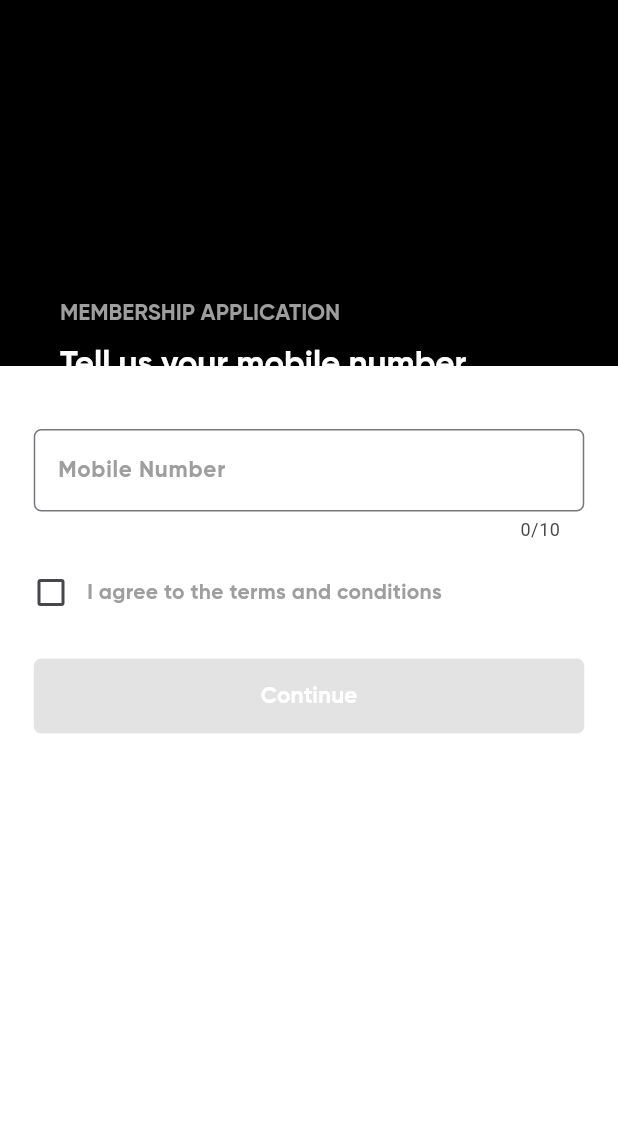
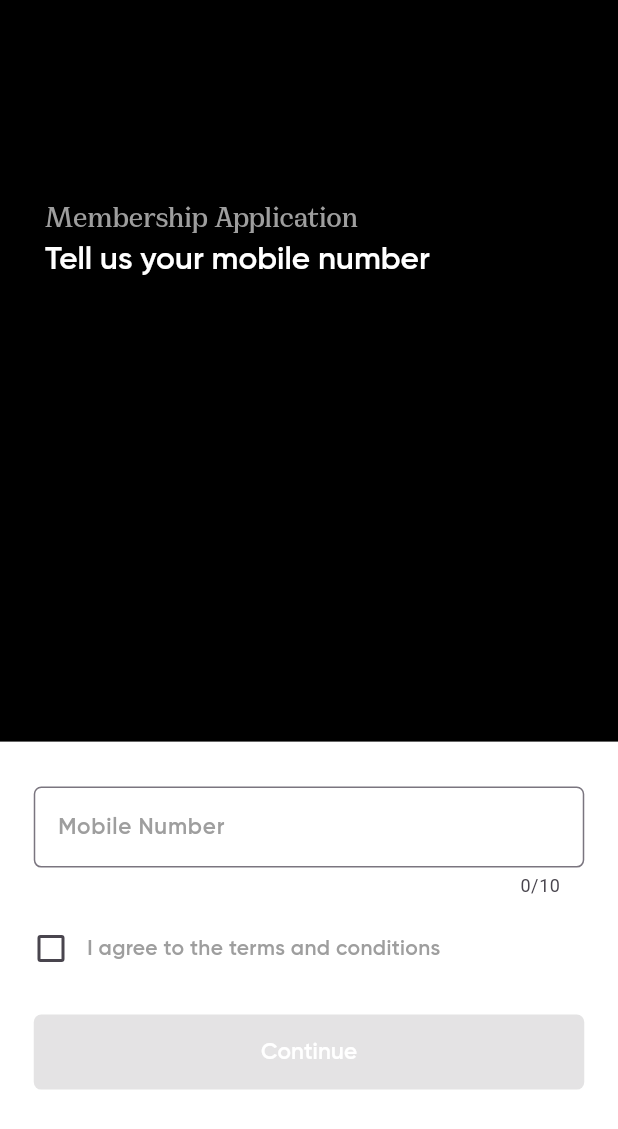
Before and after one commit to singhrishabh93/safe-connect-app, a Flutter app: the screen it shows after launch, on a phone screen of 412 x 824 dp. Shown: the top 1129 px of the screen. Run offline on Flutter 3.47's test engine with Material 3 defaults, Android fonts, the phone set to English and light mode, and no system bars; our stand-ins replace camera, cloud_firestore, connectivity, firebase_auth, firebase_core, get and 7 more; missing offline and left inert: audio_session, flutter_phone_direct_caller, flutter_sound, flutter_sound_platform_interface, qr_code_scanner; accounts and stored records are empty.

Commit message:
updated the UI in loginscreen and Otp screen

```diff
--- a/lib/screens/LoginScreen/loginScreen.dart
+++ b/lib/screens/LoginScreen/loginScreen.dart
@@ -14,14 +14,14 @@ class LoginScreen extends StatefulWidget {
 class _LoginScreenState extends State<LoginScreen> {
   bool _isChecked = false;
   bool _isButtonClicked = false;
-  bool _isLoading = false; // Add this variable for loading indicator
+  bool _isLoading = false;
   TextEditingController _mobileNumberController = TextEditingController();
 
   Future<void> _verifyPhoneNumber(String phoneNumber) async {
     String formattedPhoneNumber = '+91$phoneNumber';
 
     setState(() {
-      _isLoading = true; // Set loading to true when initiating verification
+      _isLoading = true;
     });
 
     await FirebaseAuth.instance.verifyPhoneNumber(
@@ -42,16 +42,18 @@ class _LoginScreenState extends State<LoginScreen> {
     );
 
     setState(() {
-      _isLoading = false; // Set loading to false after codeSent
+      _isLoading = false;
     });
   }
 
   @override
   Widget build(BuildContext context) {
     return Scaffold(
-      body: Stack(
+      body: Column(
         children: [
-          Container(
+          Expanded(
+            child: SingleChildScrollView(
+              child: Container(
                 height: MediaQuery.of(context).size.height,
                 width: MediaQuery.of(context).size.width,
                 color: Colors.white,
@@ -60,32 +62,32 @@ class _LoginScreenState extends State<LoginScreen> {
                     Stack(
                       children: [
                         Container(
-                      height: MediaQuery.of(context).size.height - 580,
+                          height: MediaQuery.of(context).size.height * 0.6,
                           width: MediaQuery.of(context).size.width,
                           color: Colors.black,
                         ),
                         Padding(
-                      padding: const EdgeInsets.only(top: 200, left: 40),
+                          padding: const EdgeInsets.only(top: 130, left: 30),
                           child: Column(
                             crossAxisAlignment: CrossAxisAlignment.start,
                             children: [
                               DefaultTextStyle(
                                 style: TextStyle(
                                   color: Colors.grey,
-                              fontSize: 15,
-                              fontFamily: "gilroy",
+                                  fontSize: 21,
+                                  fontFamily: "cirka",
                                 ),
                                 child: Text(
-                              "MEMBERSHIP APPLICATION",
+                                  "Membership Application",
                                 ),
                               ),
                               SizedBox(
-                            height: 10,
+                                height: 5,
                               ),
                               DefaultTextStyle(
                                 style: TextStyle(
                                   color: Colors.white,
-                              fontSize: 22,
+                                  fontSize: 21,
                                   fontFamily: "gilroy",
                                 ),
                                 child: Text(
@@ -106,8 +108,7 @@ class _LoginScreenState extends State<LoginScreen> {
                         controller: _mobileNumberController,
                         maxLength: 10,
                         inputFormatters: [
-                      FilteringTextInputFormatter.allow(
-                          RegExp(r'[0-9]')),
+                          FilteringTextInputFormatter.allow(RegExp(r'[0-9]')),
                         ],
                         decoration: InputDecoration(
                           labelText: "Mobile Number",
@@ -193,10 +194,16 @@ class _LoginScreenState extends State<LoginScreen> {
                   ],
                 ),
               ),
+            ),
+          ),
           if (_isLoading)
-            Center(
+            Container(
+              height: MediaQuery.of(context).size.height * 0.4,
+              color: Colors.transparent,
+              child: Center(
                 child: CircularProgressIndicator(
                   valueColor: AlwaysStoppedAnimation<Color>(Colors.black),
+                ),
               ),
             ),
         ],
--- a/lib/screens/SignUpScreen/signUpScreen.dart
+++ b/lib/screens/SignUpScreen/signUpScreen.dart
@@ -51,11 +51,11 @@ class _SignUpScreenState extends State<SignUpScreen> {
                         DefaultTextStyle(
                           style: TextStyle(
                             color: Colors.grey,
-                            fontSize: 15,
-                            fontFamily: "gilroy",
+                            fontSize: 21,
+                            fontFamily: "cirka",
                           ),
                           child: Text(
-                            "MEMBERSHIP APPLICATION",
+                            "Membership Application",
                           ),
                         ),
                         SizedBox(
```
Also changed, not shown: lib/screens/OtpScreen/otpScreen.dart (+9 -7 lines), pubspec.yaml (+7 -2 lines), assets/fonts/Cirka-Bold.otf (added), assets/fonts/Gilroy-Bold.ttf (deleted), assets/fonts/Gilroy-Semibold.ttf (added), pubspec.lock. Lines whose indentation alone changed are shown as unchanged.
